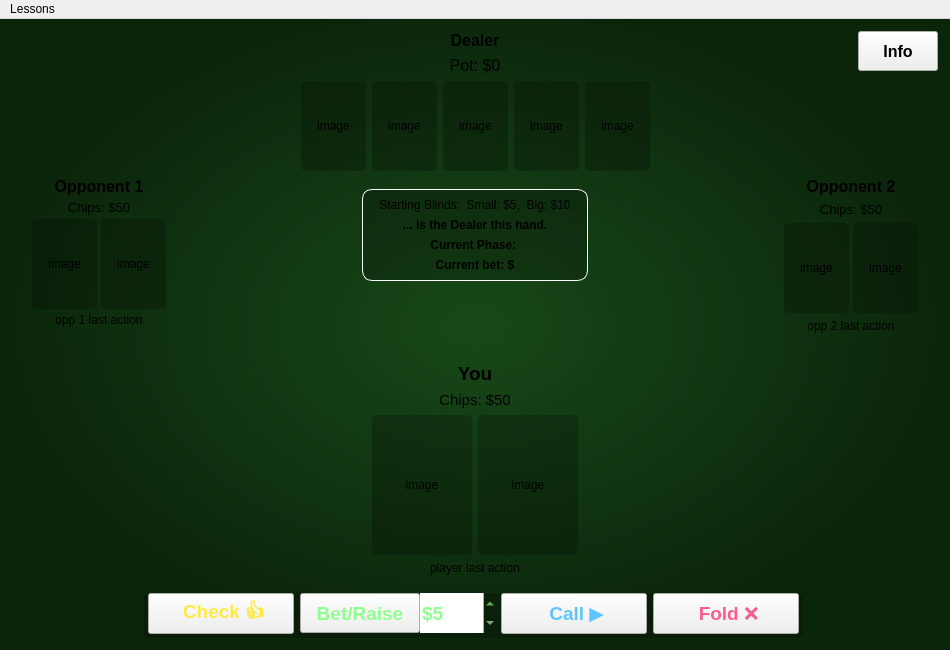
Qt form PokerTeacher/view.ui (SinahiLeon/CS3505-Texas-Hold-em-Poker-Teacher) before a commit.
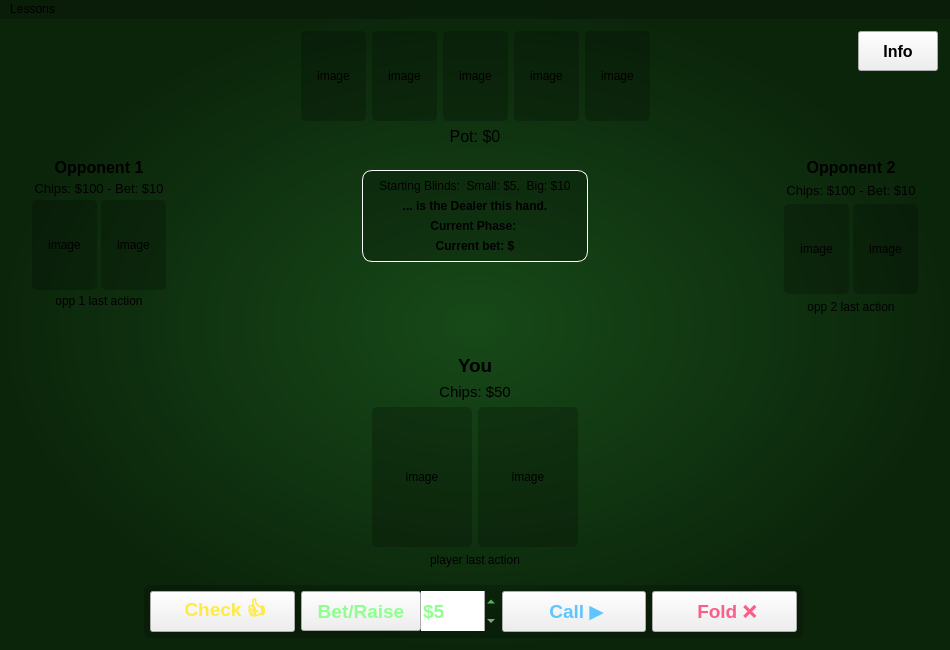
The same form after that commit.

What changed in the file:
```diff
--- a/PokerTeacher/view.ui
+++ b/PokerTeacher/view.ui
@@ -30,6 +30,9 @@
 }
 QLabel {
 background: rgba(0, 0, 0, 0);
+}
+QMenuBar {
+background: rgba(0, 0, 0, 55);
 }</string>
   </property>
   <widget class="QWidget" name="centralwidget">
@@ -79,7 +82,7 @@
           <number>0</number>
          </property>
          <item>
-          <widget class="QLabel" name="opp1NameLabel">
+          <widget class="QLabel" name="opp1Name">
            <property name="font">
             <font>
              <pointsize>12</pointsize>
@@ -102,7 +105,7 @@
             </font>
            </property>
            <property name="text">
-            <string>Chips: $50</string>
+            <string>Chips: $100 - Bet: $10</string>
            </property>
            <property name="alignment">
             <set>Qt::AlignmentFlag::AlignCenter</set>
@@ -326,8 +329,8 @@
        </widget>
       </item>
       <item row="0" column="1">
-       <widget class="QWidget" name="dealerInfo" native="true">
-        <layout class="QVBoxLayout" name="verticalLayout_5" stretch="0,0,0">
+       <widget class="QWidget" name="communityInfo" native="true">
+        <layout class="QVBoxLayout" name="verticalLayout_5" stretch="0,0">
          <property name="leftMargin">
           <number>0</number>
          </property>
@@ -338,39 +341,8 @@
           <number>0</number>
          </property>
          <property name="bottomMargin">
-          <number>0</number>
+          <number>6</number>
          </property>
-         <item>
-          <widget class="QLabel" name="dealerNameLabel">
-           <property name="font">
-            <font>
-             <pointsize>12</pointsize>
-             <bold>true</bold>
-            </font>
-           </property>
-           <property name="text">
-            <string>Dealer</string>
-           </property>
-           <property name="alignment">
-            <set>Qt::AlignmentFlag::AlignCenter</set>
-           </property>
-          </widget>
-         </item>
-         <item>
-          <widget class="QLabel" name="potLabel">
-           <property name="font">
-            <font>
-             <pointsize>12</pointsize>
-            </font>
-           </property>
-           <property name="text">
-            <string>Pot: $0</string>
-           </property>
-           <property name="alignment">
-            <set>Qt::AlignmentFlag::AlignCenter</set>
-           </property>
-          </widget>
-         </item>
          <item>
           <widget class="QWidget" name="opponent1CardLayout_3" native="true">
            <property name="sizePolicy">
@@ -729,6 +701,21 @@
            </layout>
           </widget>
          </item>
+         <item>
+          <widget class="QLabel" name="potLabel">
+           <property name="font">
+            <font>
+             <pointsize>12</pointsize>
+            </font>
+           </property>
+           <property name="text">
+            <string>Pot: $0</string>
+           </property>
+           <property name="alignment">
+            <set>Qt::AlignmentFlag::AlignCenter</set>
+           </property>
+          </widget>
+         </item>
         </layout>
        </widget>
       </item>
@@ -890,7 +877,7 @@
           </spacer>
          </item>
          <item>
-          <widget class="QLabel" name="playerNameLabel">
+          <widget class="QLabel" name="playerName">
            <property name="font">
             <font>
              <pointsize>14</pointsize>
@@ -1079,7 +1066,7 @@
           <number>0</number>
          </property>
          <item>
-          <widget class="QLabel" name="opp2NameLabel">
+          <widget class="QLabel" name="opp2Name">
            <property name="font">
             <font>
              <pointsize>12</pointsize>
@@ -1102,7 +1089,7 @@
             </font>
            </property>
            <property name="text">
-            <string>Chips: $50</string>
+            <string>Chips: $100 - Bet: $10</string>
            </property>
            <property name="alignment">
             <set>Qt::AlignmentFlag::AlignCenter</set>
@@ -1492,7 +1479,9 @@
           <bool>false</bool>
          </property>
          <property name="styleSheet">
-          <string notr="true"/>
+          <string notr="true">#actionBar *:disabled {
+background-color: rgb(26, 26, 26);
+}</string>
          </property>
          <property name="frameShape">
           <enum>QFrame::Shape::StyledPanel</enum>
@@ -1502,16 +1491,16 @@
          </property>
          <layout class="QHBoxLayout" name="horizontalLayout_2">
           <property name="leftMargin">
-           <number>4</number>
+           <number>6</number>
           </property>
           <property name="topMargin">
-           <number>0</number>
+           <number>6</number>
           </property>
           <property name="rightMargin">
-           <number>4</number>
+           <number>6</number>
           </property>
           <property name="bottomMargin">
-           <number>4</number>
+           <number>6</number>
           </property>
           <item>
            <widget class="QPushButton" name="checkButton">
@@ -1708,7 +1697,7 @@
      <x>0</x>
      <y>0</y>
      <width>950</width>
-     <height>21</height>
+     <height>17</height>
     </rect>
    </property>
    <widget class="QMenu" name="menuLessons">
```
